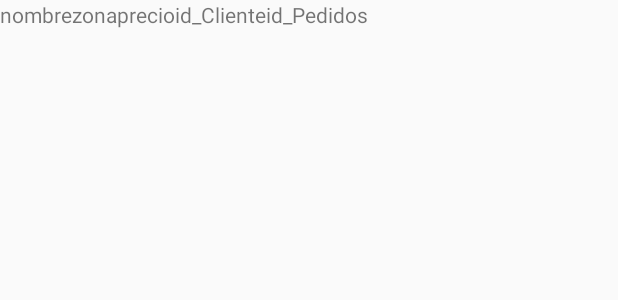
After one commit to alvarorovira5/PMM, an Android app: the layout lista_pedidos_item.xml on its own in the app's theme, with its tools: preview values and no code run, on a phone screen of 412 x 824 dp. The commit adds this screen. Shown: the top 300 px of the screen. Run offline under Robolectric (Android 15) with nearby library versions, the phone set to English and light mode, and no system bars.

Commit message:
Proyecto con listado y borrado de pedidos

```diff
--- a/EjercicioNavidad/app/src/main/AndroidManifest.xml
+++ b/EjercicioNavidad/app/src/main/AndroidManifest.xml
@@ -18,7 +18,8 @@
         <activity android:name=".evento" />
         <activity android:name=".acerca_de" />
         <activity android:name=".dibujo" />
-        <activity android:name=".datosCliente"></activity>
+        <activity android:name=".datosCliente" />
+        <activity android:name=".listarPedidos"></activity>
     </application>
 
 </manifest>
--- a/EjercicioNavidad/app/src/main/java/com/example/alvaro/ejercicionavidad/MainActivity.java
+++ b/EjercicioNavidad/app/src/main/java/com/example/alvaro/ejercicionavidad/MainActivity.java
@@ -164,7 +164,7 @@ public class MainActivity extends AppCompatActivity {
 
         return true;
     }
-
+    //opciones menu
     @Override
     public boolean onOptionsItemSelected(MenuItem item) {
         // Handle item selection
@@ -176,6 +176,9 @@ public class MainActivity extends AppCompatActivity {
             case R.id.action_dibujo:
                 Intent intentMain2 = new Intent(MainActivity.this,dibujo.class);
                 startActivity(intentMain2);
+            case R.id.action_listarPedido:
+                Intent intentMain3 = new Intent(MainActivity.this,listarPedidos.class);
+                startActivity(intentMain3);
             default:
                 return super.onOptionsItemSelected(item);
         }
--- /dev/null
+++ b/EjercicioNavidad/app/src/main/res/layout/lista_pedidos_item.xml
@@ -0,0 +1,32 @@
+<?xml version="1.0" encoding="utf-8"?>
+<LinearLayout xmlns:android="http://schemas.android.com/apk/res/android"
+    android:orientation="horizontal" android:layout_width="match_parent"
+    android:layout_height="match_parent">
+
+    <TextView
+        android:id="@+id/nombre"
+        android:layout_width="wrap_content"
+        android:layout_height="wrap_content"
+        android:text="nombre" />
+    <TextView
+        android:id="@+id/zona"
+        android:layout_width="wrap_content"
+        android:layout_height="wrap_content"
+        android:text="zona" />
+    <TextView
+        android:id="@+id/precio"
+        android:layout_width="wrap_content"
+        android:layout_height="wrap_content"
+        android:text="precio" />
+    <TextView
+        android:id="@+id/id_cliente"
+        android:layout_width="wrap_content"
+        android:layout_height="wrap_content"
+        android:text="id_Cliente" />
+    <TextView
+        android:id="@+id/id_Pedidos"
+        android:layout_width="wrap_content"
+        android:layout_height="wrap_content"
+        android:text="id_Pedidos" />
+
+</LinearLayout>
--- /dev/null
+++ b/EjercicioNavidad/app/src/main/res/menu/item_action.xml
@@ -0,0 +1,6 @@
+<?xml version="1.0" encoding="utf-8"?>
+<menu xmlns:android="http://schemas.android.com/apk/res/android">
+    <item android:id="@+id/action_eliminar"
+        android:title="Eliminar"
+        android:orderInCategory="100" />
+</menu>
--- a/EjercicioNavidad/app/src/main/res/menu/menu.xml
+++ b/EjercicioNavidad/app/src/main/res/menu/menu.xml
@@ -6,4 +6,8 @@
     <item android:id="@+id/action_dibujo"
         android:title="Dibujo"
         android:orderInCategory="100" />
+    <item android:id="@+id/action_listarPedido"
+        android:title="Listar Pedidos"
+        android:orderInCategory="100" />
+
 </menu>
```
Also changed, not shown: EjercicioNavidad/app/src/main/java/com/example/alvaro/ejercicionavidad/evento.java (+25 -0 lines), EjercicioNavidad/app/src/main/java/com/example/alvaro/ejercicionavidad/listaPedidos_Adapter.java (added, +63 -0 lines), EjercicioNavidad/app/src/main/java/com/example/alvaro/ejercicionavidad/listarPedidos.java (added, +141 -0 lines), EjercicioNavidad/app/src/main/java/com/example/alvaro/ejercicionavidad/todosPedidos.java (added, +65 -0 lines), EjercicioNavidad/app/src/main/res/layout/activity_listar_pedidos.xml (added, +18 -0 lines).
